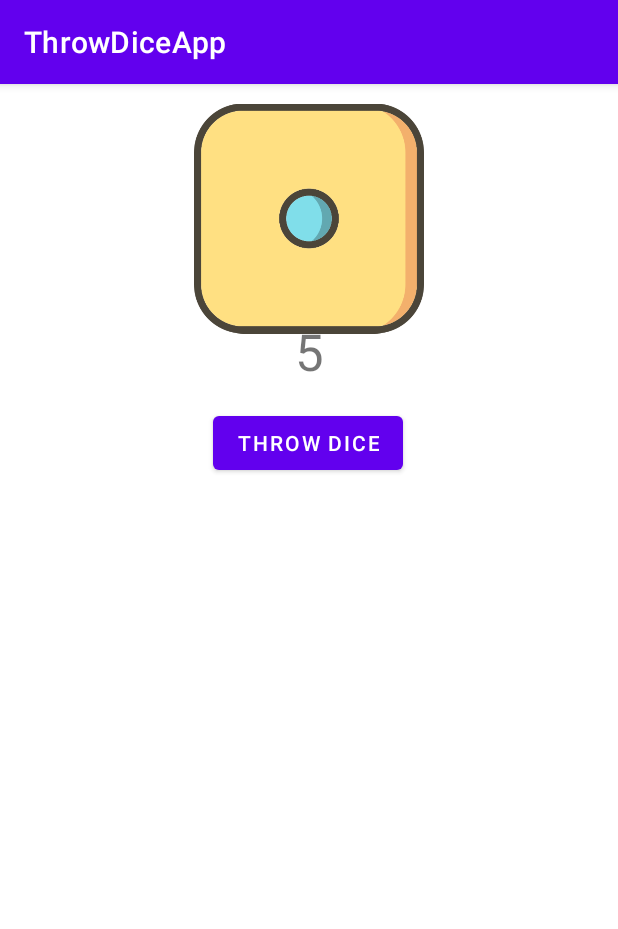
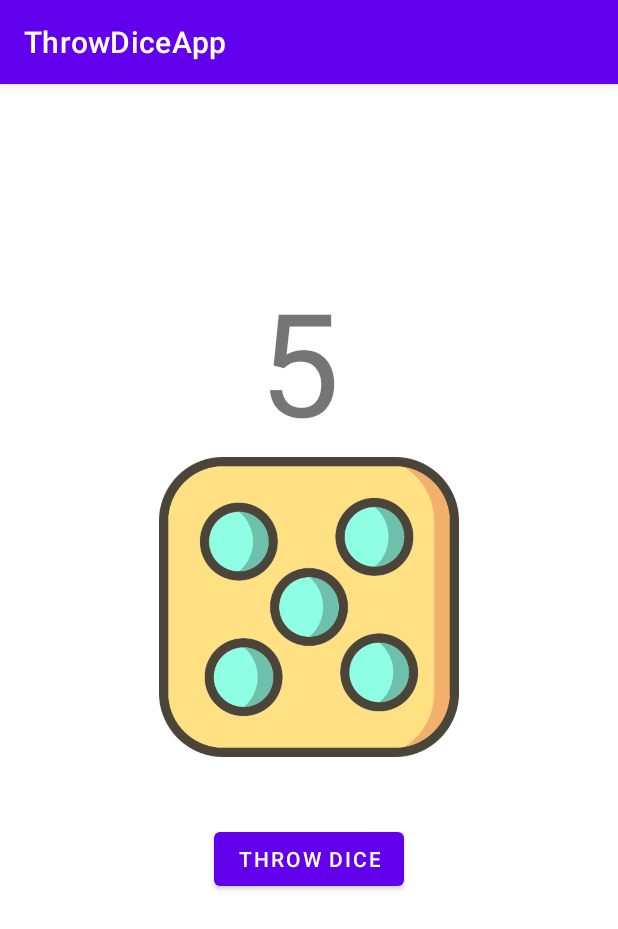
Before and after one commit to PNeil95/Kotlin_ThrowDiceApp, an Android app: the screen it shows after launch (MainActivity), after a tap on "THROW DICE", on a phone screen of 412 x 824 dp. Shown: the top 929 px of the screen. Run offline under Robolectric (Android 15) with nearby library versions, the phone set to English and light mode, and no system bars.

Commit message:
ThrowDice - Imageview and Number

```diff
--- a/ThrowDiceApp/app/src/main/java/com/example/throwdiceapp/MainActivity.kt
+++ b/ThrowDiceApp/app/src/main/java/com/example/throwdiceapp/MainActivity.kt
@@ -3,6 +3,7 @@ package com.example.throwdiceapp
 import androidx.appcompat.app.AppCompatActivity
 import android.os.Bundle
 import android.widget.Button
+import android.widget.ImageView
 import android.widget.TextView
 import android.widget.Toast
 
@@ -23,9 +24,21 @@ class MainActivity : AppCompatActivity() {
     //Get Number Aleatorio
     private fun rollDice(){
         var number:Int = throwDice(6)
-        var tvResult:TextView = findViewById(R.id.tvResult)
+        val tvResult:TextView = findViewById(R.id.tvResult)
         tvResult.text = number.toString()
+
+        val drawableResource = when(number) {
+            1 -> R.drawable.dice1
+            2 -> R.drawable.dice2
+            3 -> R.drawable.dice3
+            4 -> R.drawable.dice4
+            5 -> R.drawable.dice5
+            else -> R.drawable.dice6
+        }
         //Toast.makeText(this,number.toString(),Toast.LENGTH_LONG).show()
+        val imgDice:ImageView = findViewById(R.id.imgDice)
+        //View img
+        imgDice.setImageResource(drawableResource)
 
     }
 
--- a/ThrowDiceApp/app/src/main/res/layout/activity_main.xml
+++ b/ThrowDiceApp/app/src/main/res/layout/activity_main.xml
@@ -6,37 +6,40 @@
     android:layout_height="match_parent"
     tools:context=".MainActivity">
 
+    <LinearLayout
+        android:layout_width="match_parent"
+        android:layout_height="match_parent"
+        android:orientation="vertical">
+
         <TextView
             android:id="@+id/tvResult"
-        android:layout_width="wrap_content"
+            android:layout_width="399dp"
             android:layout_height="wrap_content"
-        android:textSize="34sp"
-        app:layout_constraintBottom_toBottomOf="parent"
-        app:layout_constraintLeft_toLeftOf="parent"
-        app:layout_constraintRight_toRightOf="parent"
-        app:layout_constraintTop_toTopOf="parent"
-        app:layout_constraintVertical_bias="0.215"
+            android:layout_gravity="center_vertical"
+            android:layout_marginTop="120dp"
+            android:layout_marginEnd="0dp"
+            android:layout_marginRight="0dp"
+            android:textAlignment="center"
+            android:textSize="96sp"
+            app:layout_constraintEnd_toEndOf="parent"
+            app:layout_constraintStart_toStartOf="parent"
             tools:text="1" />
+
+        <ImageView
+            android:id="@+id/imgDice"
+            android:layout_width="401dp"
+            android:layout_height="200dp"
+            android:layout_gravity="center_horizontal"
+            app:srcCompat="@drawable/dice1"
+            tools:srcCompat="@drawable/dice1" />
 
         <Button
             android:id="@+id/btnThrow"
             android:layout_width="wrap_content"
             android:layout_height="wrap_content"
-        android:layout_marginTop="36dp"
-        android:text="Throw Dice"
-        app:layout_constraintEnd_toEndOf="parent"
-        app:layout_constraintHorizontal_bias="0.498"
-        app:layout_constraintStart_toStartOf="parent"
-        app:layout_constraintTop_toBottomOf="@+id/imgDice" />
-
-    <ImageView
-        android:id="@+id/imgDice"
-        android:layout_width="153dp"
-        android:layout_height="179dp"
-        app:layout_constraintEnd_toEndOf="parent"
-        app:layout_constraintStart_toStartOf="parent"
-        app:srcCompat="@drawable/dice1"
-        tools:layout_editor_absoluteY="253dp"
-        tools:srcCompat="@drawable/dice1" />
+            android:layout_gravity="center_horizontal"
+            android:layout_marginTop="44dp"
+            android:text="Throw Dice" />
+    </LinearLayout>
 
 </androidx.constraintlayout.widget.ConstraintLayout>
```
Lines whose indentation alone changed are shown as unchanged.
